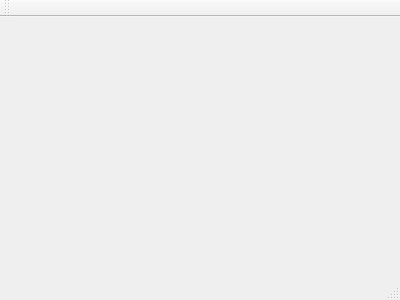
The window that Qt_Creator_examples/experimenting/mainwindow.ui (coremind-oss/ttasm-desktop-app) describes before a commit, drawn with Qt 5.
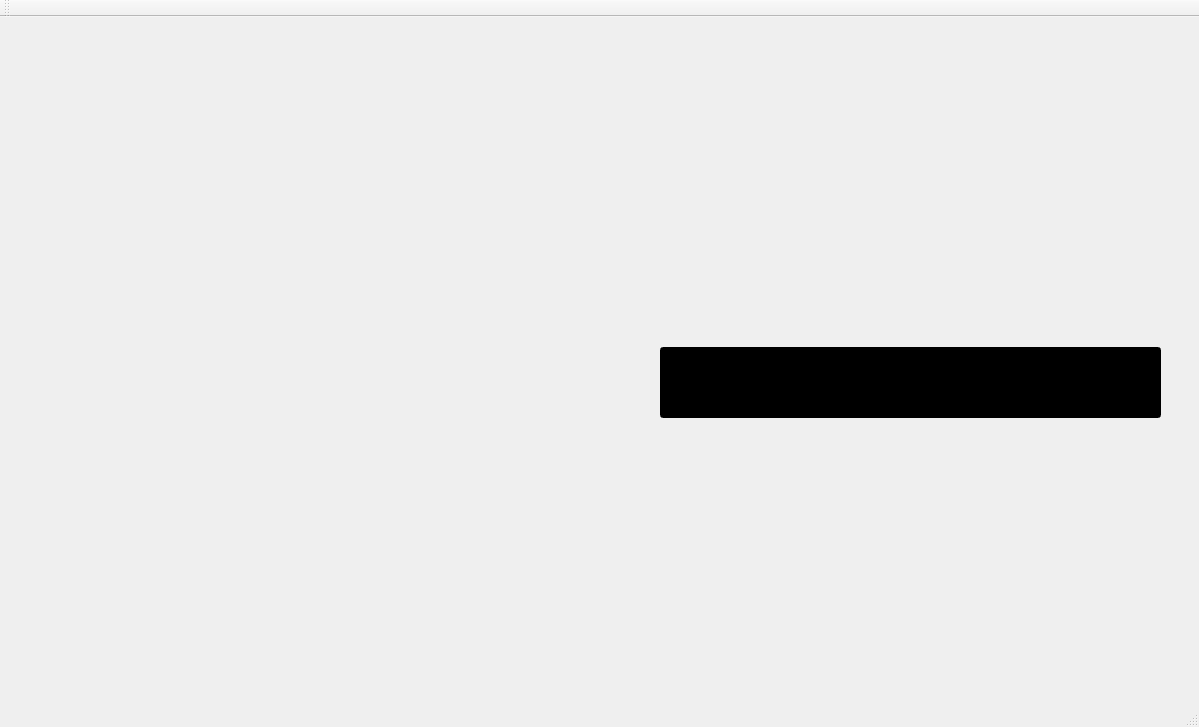
The same window after the commit. Icons and pictures are not drawn.

Commit message: qt examples and background image

What changed in the file:
```diff
--- a/Qt_Creator_examples/experimenting/mainwindow.ui
+++ b/Qt_Creator_examples/experimenting/mainwindow.ui
@@ -1,24 +1,60 @@
 <ui version="4.0">
  <class>MainWindow</class>
- <widget class="QMainWindow" name="MainWindow" >
-  <property name="geometry" >
+ <widget class="QMainWindow" name="MainWindow">
+  <property name="geometry">
    <rect>
     <x>0</x>
     <y>0</y>
-    <width>400</width>
-    <height>300</height>
+    <width>1199</width>
+    <height>727</height>
    </rect>
   </property>
   <property name="windowTitle" >
    <string>MainWindow</string>
   </property>
-  <widget class="QMenuBar" name="menuBar" />
-  <widget class="QToolBar" name="mainToolBar" />
-  <widget class="QWidget" name="centralWidget" />
-  <widget class="QStatusBar" name="statusBar" />
+  <property name="styleSheet">
+   <string notr="true">background-image: url(:/images/Untitled-3.png);</string>
+  </property>
+  <widget class="QWidget" name="centralWidget">
+   <widget class="QLineEdit" name="lineEdit">
+    <property name="geometry">
+     <rect>
+      <x>660</x>
+      <y>330</y>
+      <width>501</width>
+      <height>71</height>
+     </rect>
+    </property>
+    <property name="styleSheet">
+     <string notr="true">color: rgb(164, 0, 0);
+background-color: rgb(0, 0, 0);</string>
+    </property>
+    <property name="text">
+     <string/>
+    </property>
+   </widget>
+  </widget>
+  <widget class="QMenuBar" name="menuBar">
+   <property name="geometry">
+    <rect>
+     <x>0</x>
+     <y>0</y>
+     <width>1199</width>
+     <height>22</height>
+    </rect>
+   </property>
+  </widget>
+  <widget class="QToolBar" name="mainToolBar">
+   <attribute name="toolBarArea">
+    <enum>TopToolBarArea</enum>
+   </attribute>
+   <attribute name="toolBarBreak">
+    <bool>false</bool>
+   </attribute>
+  </widget>
+  <widget class="QStatusBar" name="statusBar"/>
  </widget>
- <layoutDefault spacing="6" margin="11" />
- <pixmapfunction></pixmapfunction>
+ <layoutdefault spacing="6" margin="11"/>
  <resources/>
  <connections/>
 </ui>
```
Left out of the diff: 3 changed lines with no effect on the pictures. The commit also changes 10 other files.
